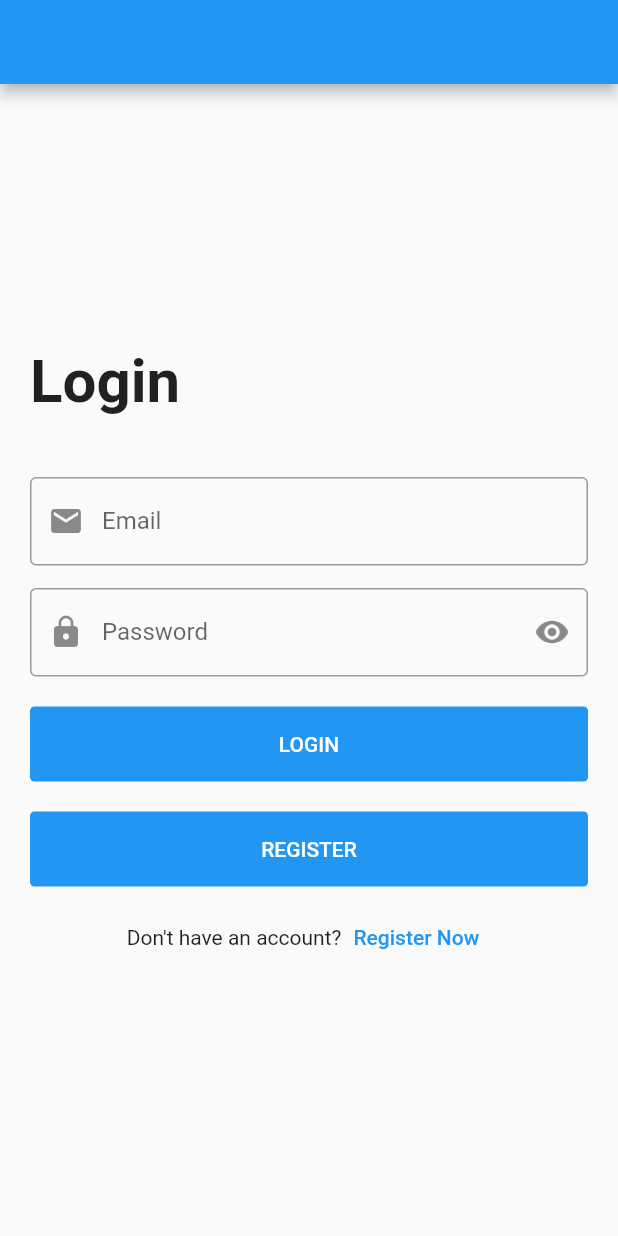
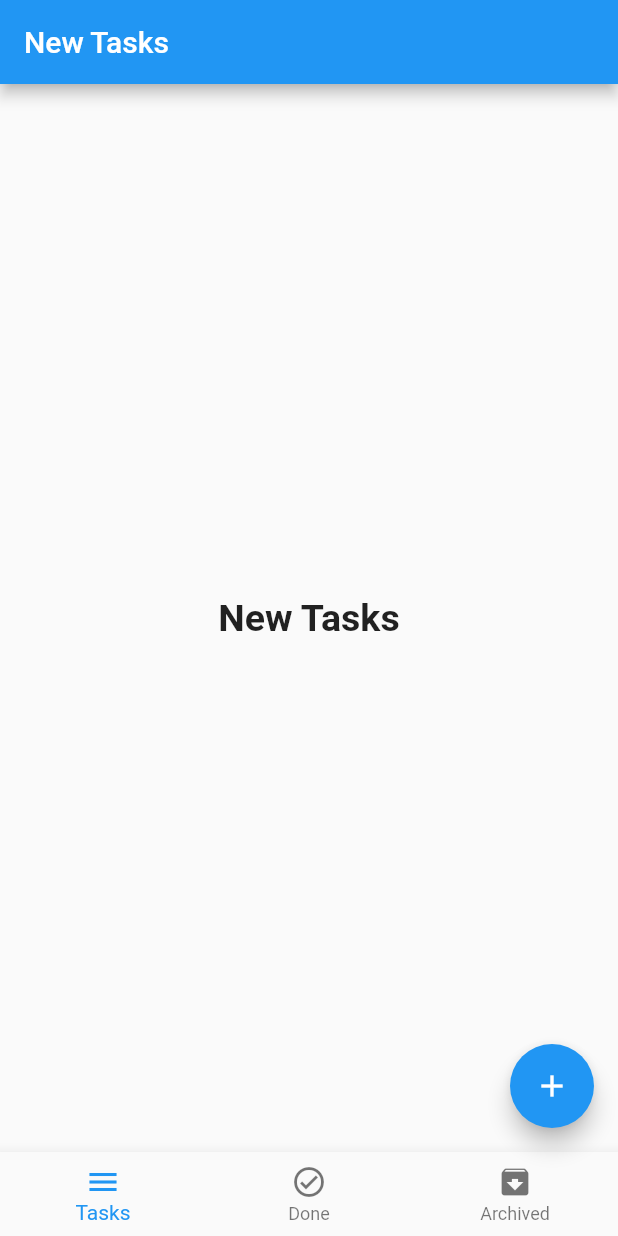
Before and after one commit to MedhatMohamed5/softagi_course, a Flutter app: the screen it shows after launch, on a phone screen of 412 x 824 dp. Run offline on Flutter 3.47's test engine with Material 2 defaults, Android fonts, the light colour scheme and no system bars.

Commit message:
Add bottom navigation bar, and initialize screens

```diff
--- /dev/null
+++ b/lib/layout/home_layout.dart
@@ -0,0 +1,57 @@
+import 'package:flutter/material.dart';
+import 'package:udemy_flutter/modules/archived_tasks/archived_tasks_screen.dart';
+import 'package:udemy_flutter/modules/done_tasks/done_tasks_screen.dart';
+import 'package:udemy_flutter/modules/new_tasks/new_task_screen.dart';
+
+class HomeLayout extends StatefulWidget {
+  const HomeLayout({Key key}) : super(key: key);
+
+  @override
+  _HomeLayoutState createState() => _HomeLayoutState();
+}
+
+class _HomeLayoutState extends State<HomeLayout> {
+  int currentIndex = 0;
+
+  List<Widget> screens = [
+    NewTasksScreen(),
+    DoneTasksScreen(),
+    ArchivedTasksScreen(),
+  ];
+
+  List<String> titles = [
+    'New Tasks',
+    'Done Tasks',
+    'Archived Tasks',
+  ];
+
+  @override
+  Widget build(BuildContext context) {
+    return Scaffold(
+      appBar: AppBar(
+        title: Text(
+          titles[currentIndex],
+        ),
+      ),
+      body: screens[currentIndex],
+      floatingActionButton: FloatingActionButton(
+        child: Icon(Icons.add),
+        onPressed: () {},
+      ),
+      bottomNavigationBar: BottomNavigationBar(
+        currentIndex: currentIndex,
+        onTap: (index) {
+          setState(() {
+            currentIndex = index;
+          });
+        },
+        items: [
+          BottomNavigationBarItem(icon: Icon(Icons.menu), label: 'Tasks'),
+          BottomNavigationBarItem(
+              icon: Icon(Icons.check_circle_outlined), label: 'Done'),
+          BottomNavigationBarItem(icon: Icon(Icons.archive), label: 'Archived'),
+        ],
+      ),
+    );
+  }
+}
--- a/lib/main.dart
+++ b/lib/main.dart
@@ -1,7 +1,8 @@
 import 'package:flutter/material.dart';
+import 'package:udemy_flutter/layout/home_layout.dart';
 // import 'package:udemy_flutter/modules/bmi/bmi_screen.dart';
 // import 'package:udemy_flutter/modules/counter/counter_screen.dart';
-import 'package:udemy_flutter/modules/login/login_screen.dart';
+// import 'package:udemy_flutter/modules/login/login_screen.dart';
 // import 'package:udemy_flutter/modules/messenger/messenger_screen.dart';
 // import 'package:udemy_flutter/modules/users/users_screen.dart';
 
@@ -22,7 +23,7 @@ class MyApp extends StatelessWidget {
   Widget build(BuildContext context) {
     return MaterialApp(
       debugShowCheckedModeBanner: false,
-      home: LoginScreen(),
+      home: HomeLayout(),
     );
   }
 }
--- /dev/null
+++ b/lib/modules/new_tasks/new_task_screen.dart
@@ -0,0 +1,13 @@
+import 'package:flutter/material.dart';
+
+class NewTasksScreen extends StatelessWidget {
+  @override
+  Widget build(BuildContext context) {
+    return Center(
+      child: Text(
+        'New Tasks',
+        style: TextStyle(fontWeight: FontWeight.bold, fontSize: 25),
+      ),
+    );
+  }
+}
```
Also changed, not shown: lib/modules/archived_tasks/archived_tasks_screen.dart (added, +13 -0 lines), lib/modules/done_tasks/done_tasks_screen.dart (added, +13 -0 lines).
